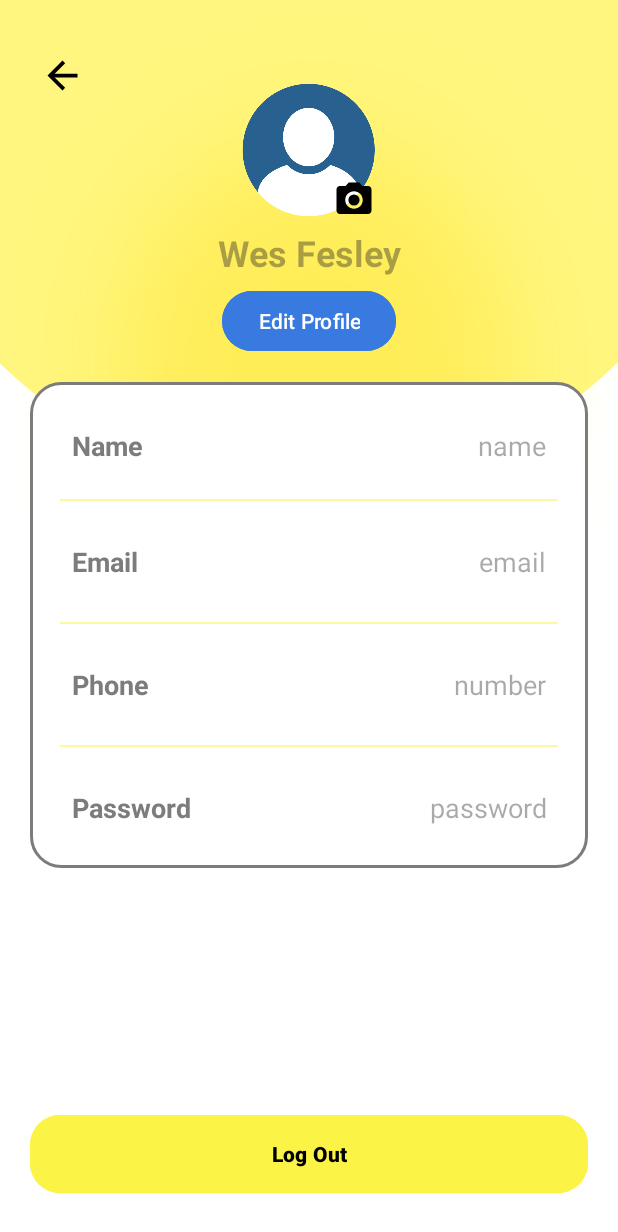
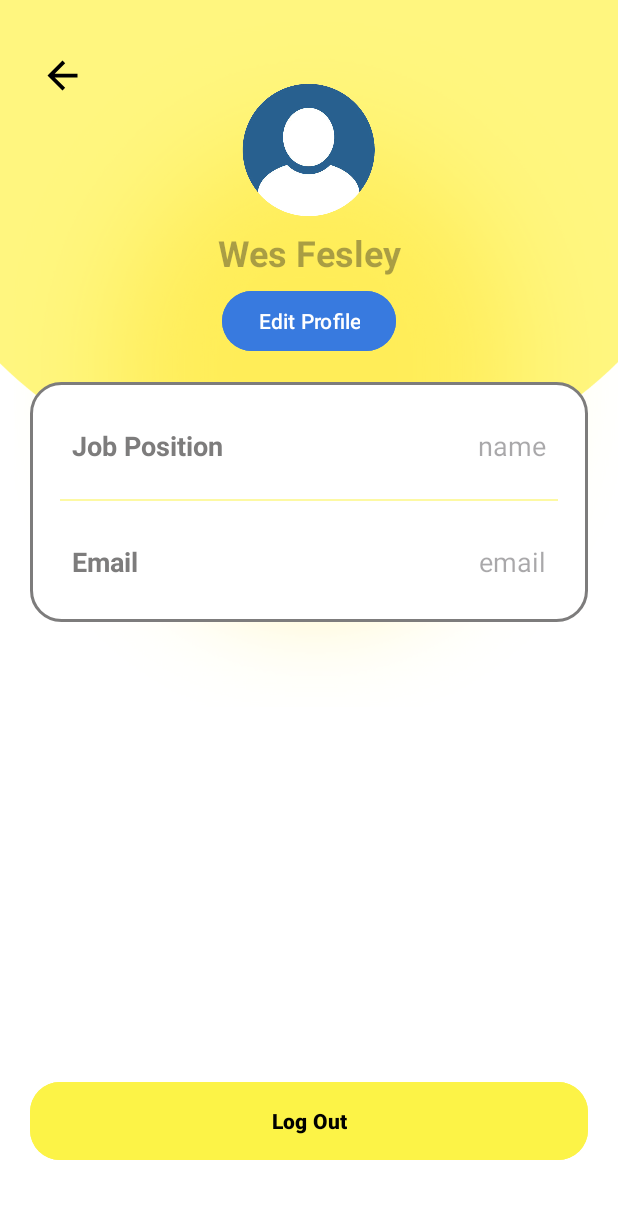
Before and after one commit to comscidev/Finals_Project, an Android app: the layout activity_profilepage_function.xml on its own in the app's theme, with its tools: preview values and no code run, on a phone screen of 412 x 824 dp. Shown: the top 1232 px of the screen. Run offline under Robolectric (Android 15) with nearby library versions, the phone set to English and light mode, and no system bars.

Commit message:
UPDATE (04.29.24)

```diff
--- a/app/src/main/res/layout/activity_main.xml
+++ b/app/src/main/res/layout/activity_main.xml
@@ -32,7 +32,7 @@
         app:layout_constraintHorizontal_bias="0.0"
         app:layout_constraintStart_toStartOf="parent"
         app:layout_constraintTop_toTopOf="parent"
-        app:layout_constraintVertical_bias="0.500">
+        app:layout_constraintVertical_bias="0.510">
 
         <LinearLayout
             android:layout_width="match_parent"
--- a/app/src/main/res/layout/activity_profilepage_function.xml
+++ b/app/src/main/res/layout/activity_profilepage_function.xml
@@ -22,28 +22,6 @@
         app:layout_constraintTop_toTopOf="parent">
 
     </com.google.android.material.imageview.ShapeableImageView>
-
-    <androidx.constraintlayout.widget.ConstraintLayout
-        android:layout_width="55dp"
-        android:layout_height="55dp"
-        android:layout_marginStart="28dp"
-        android:layout_marginTop="55dp"
-        app:layout_constraintEnd_toEndOf="parent"
-        app:layout_constraintHorizontal_bias="0.138"
-        app:layout_constraintStart_toStartOf="@id/imageView2"
-        app:layout_constraintTop_toTopOf="@id/imageView2">
-
-        <ImageButton
-            android:id="@+id/camera"
-            android:layout_width="40dp"
-            android:layout_height="40dp"
-            android:background="@color/transparent"
-            app:layout_constraintBottom_toBottomOf="parent"
-            app:layout_constraintEnd_toEndOf="parent"
-            app:layout_constraintStart_toStartOf="parent"
-            app:layout_constraintTop_toTopOf="parent"
-            app:srcCompat="@drawable/baseline_photo_camera_24" />
-    </androidx.constraintlayout.widget.ConstraintLayout>
 
     <androidx.constraintlayout.widget.ConstraintLayout
         android:layout_width="60dp"
@@ -71,7 +49,6 @@
         android:layout_width="wrap_content"
         android:layout_height="wrap_content"
         android:layout_marginTop="2dp"
-        android:text=""
         android:hint="Wes Fesley"
         android:textColor="@color/black"
         android:textSize="24sp"
@@ -123,17 +100,17 @@
             android:layout_marginBottom="5dp">
 
             <TextView
-                android:id="@+id/labelName"
+                android:id="@+id/labelJob"
                 android:layout_width="wrap_content"
                 android:layout_height="wrap_content"
-                android:layout_weight="1"
-                android:text="Name"
+                android:layout_weight="0.50"
+                android:text="Job Position"
                 android:textSize="18sp"
                 android:textStyle="bold"
                 android:textColor="@color/gray"/>
 
             <TextView
-                android:id="@+id/profile_Name"
+                android:id="@+id/profile_Job"
                 android:layout_width="wrap_content"
                 android:layout_height="wrap_content"
                 android:hint="name"
@@ -179,77 +156,6 @@
                 android:textSize="18sp" />
         </LinearLayout>
 
-        <androidx.appcompat.widget.AppCompatImageView
-            android:layout_width="match_parent"
-            android:layout_height="1dp"
-            android:layout_margin="10dp"
-            android:alpha="0.5"
-            android:background="@color/brand_color"/>
-
-        <LinearLayout
-            android:layout_width="match_parent"
-            android:layout_height="match_parent"
-            android:layout_margin="10dp"
-            android:padding="8dp"
-            android:orientation="horizontal">
-
-
-            <TextView
-                android:id="@+id/labelPhone"
-                android:layout_width="wrap_content"
-                android:layout_height="wrap_content"
-                android:layout_weight="1"
-                android:text="Phone"
-                android:textColor="@color/gray"
-                android:textSize="18sp"
-                android:textStyle="bold" />
-
-            <TextView
-                android:id="@+id/profile_Phone"
-                android:layout_width="wrap_content"
-                android:layout_height="wrap_content"
-                android:layout_weight="1"
-                android:hint="number"
-                android:textAlignment="viewEnd"
-                android:textColor="@color/black"
-                android:textSize="18sp" />
-        </LinearLayout>
-
-        <androidx.appcompat.widget.AppCompatImageView
-            android:layout_width="match_parent"
-            android:layout_height="1dp"
-            android:layout_margin="10dp"
-            android:alpha="0.5"
-            android:background="@color/brand_color"/>
-
-        <LinearLayout
-            android:layout_width="match_parent"
-            android:layout_height="match_parent"
-            android:layout_margin="10dp"
-            android:padding="8dp"
-            android:orientation="horizontal">
-
-            <TextView
-                android:id="@+id/labelPassword"
-                android:layout_width="wrap_content"
-                android:layout_height="wrap_content"
-                android:layout_weight="1"
-                android:text="Password"
-                android:textColor="@color/gray"
-                android:textSize="18sp"
-                android:textStyle="bold" />
-
-            <TextView
-                android:id="@+id/profile_Password"
-                android:layout_width="wrap_content"
-                android:layout_height="wrap_content"
-                android:layout_weight="1"
-                android:hint="password"
-                android:textAlignment="viewEnd"
-                android:textColor="@color/black"
-                android:textSize="18sp"/>
-        </LinearLayout>
-
     </LinearLayout>
 
     <Button
```
Also changed, not shown: app/src/main/res/layout/activity_edit_profilepage.xml (+13 -44 lines), 4 other files.
